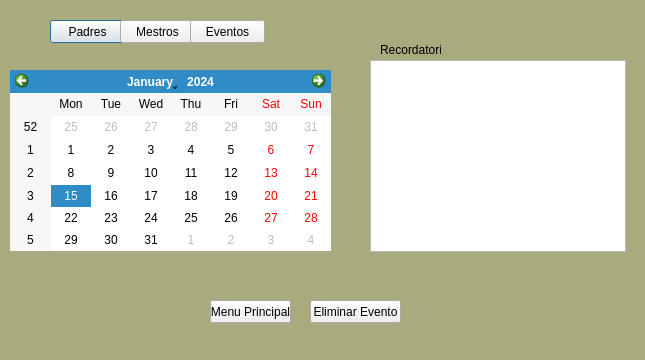
Above: agenda.ui from TellaCampos/proyecto-escuela before the change. Below: the same form after it.
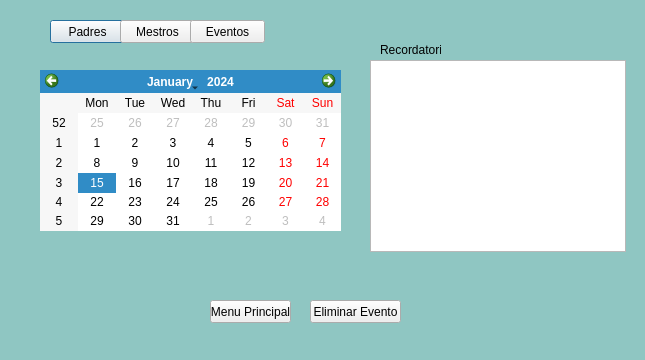
That is the form after the change.

```diff
--- a/agenda.ui
+++ b/agenda.ui
@@ -16,10 +16,10 @@
   <widget class="QCalendarWidget" name="calendarWidget">
    <property name="geometry">
     <rect>
-     <x>10</x>
+     <x>40</x>
      <y>70</y>
-     <width>321</width>
-     <height>181</height>
+     <width>301</width>
+     <height>161</height>
     </rect>
    </property>
   </widget>
@@ -108,7 +108,7 @@
     </rect>
    </property>
    <property name="styleSheet">
-    <string notr="true">background-color: rgb(170, 170, 127);</string>
+    <string notr="true">background-color: rgb(143, 198, 194);</string>
    </property>
    <property name="text">
     <string/>
```
